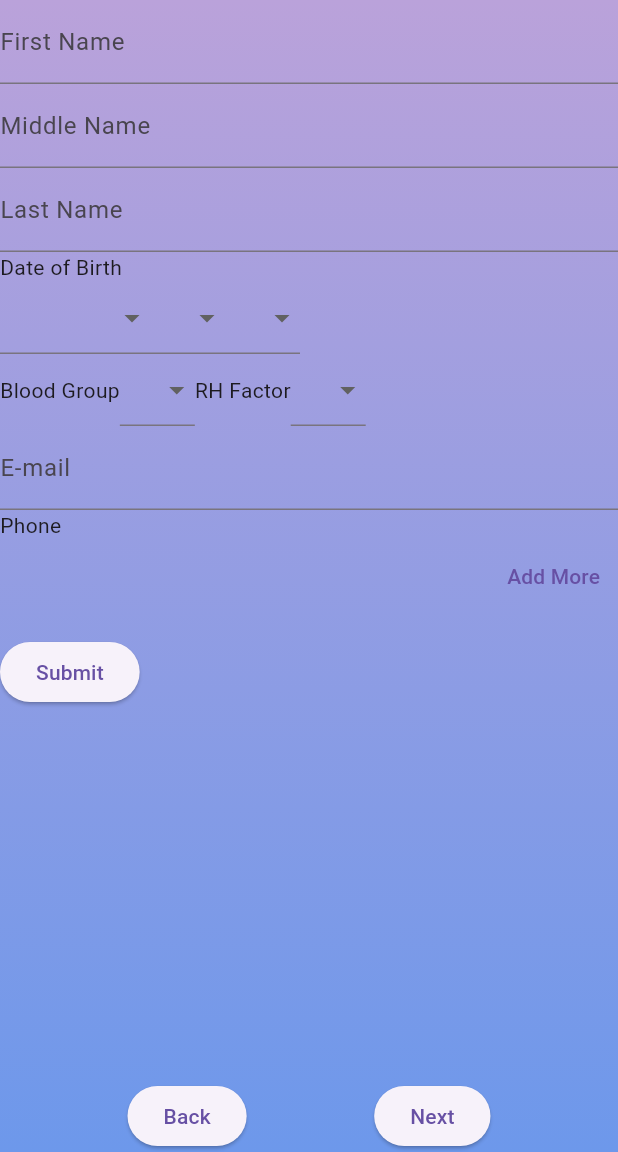
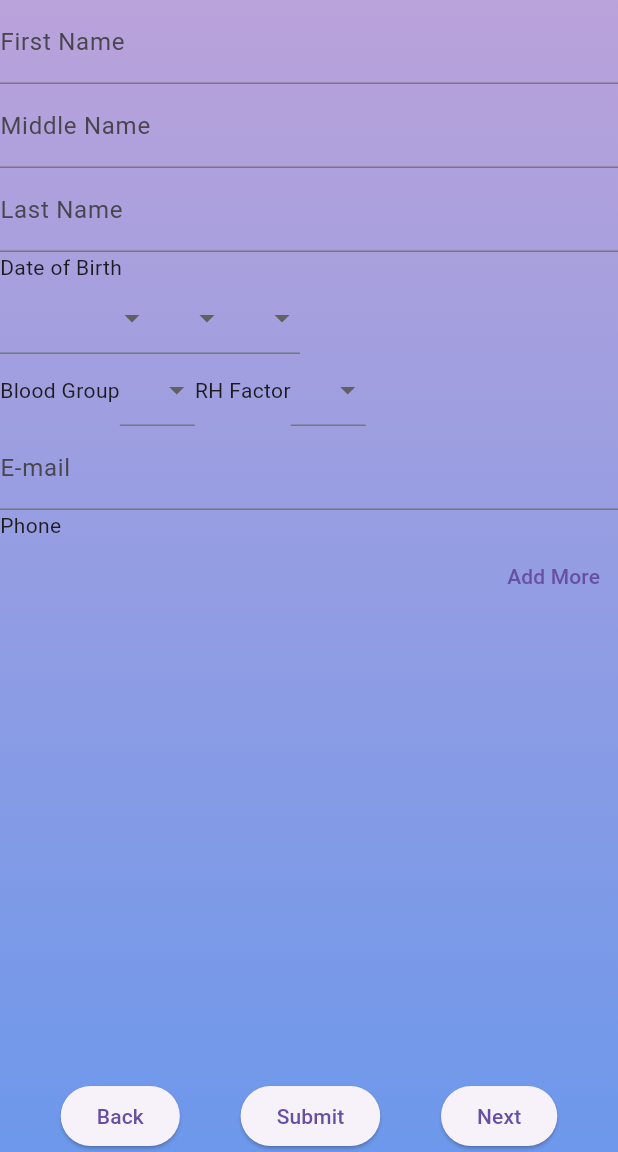
Before and after one commit to jorkd21/MediPal, a Flutter app: the PatientForm screen opened by its route, on a phone screen of 412 x 824 dp, the part 84-1236 px from its top. Run offline on Flutter 3.47's test engine with Material 3 defaults, Android fonts, the phone set to English and light mode, and no system bars; our stand-ins replace cloud_firestore, firebase_analytics, firebase_auth, firebase_core, firebase_database; missing offline and left inert: firebase_ui_auth, firebase_ui_oauth_google; accounts and stored records are empty; generated files the repository leaves out were written again.

Commit message:
Initial implementation of submit from PatientForm, mostly working, _healthConditionsFormKey unknown bugs

```diff
--- a/lib/form_patient.dart
+++ b/lib/form_patient.dart
@@ -1,20 +1,40 @@
+import 'package:firebase_database/firebase_database.dart';
 import 'package:flutter/material.dart';
 import 'package:medipal/forms/general_info.dart';
 import 'package:medipal/forms/health_conditions.dart';
+import 'package:medipal/objects/patient.dart';
 
 class PatientForm extends StatefulWidget {
+  const PatientForm({super.key});
+
   @override
   _PatientFormState createState() => _PatientFormState();
 }
 
 class _PatientFormState extends State<PatientForm> {
   int _pageIndex = 0;
-  PageController _pageController = PageController();
-  List<Widget> _pages = [
-    GeneralInfoForm(),
-    HealthConditionsForm(),
-    NextForm(),
-  ];
+  final PageController _pageController = PageController();
+  late List<Widget> _pages;
+  late String _patientKey;
+  late Patient _patient;
+  // database connection
+  DatabaseReference ref = FirebaseDatabase.instance.ref('patient');
+  // Create separate global keys for each form
+  final GlobalKey<FormState> _generalInfoFormKey = GlobalKey<FormState>();
+  final GlobalKey<FormState> _healthConditionsFormKey = GlobalKey<FormState>();
+
+  @override
+  void initState() {
+    super.initState();
+    _patientKey = UniqueKey().toString(); // Generate unique patient key
+    _patient = Patient(); // Create patient object
+    _pages = [
+      GeneralInfoForm(patient: _patient, formKey: _generalInfoFormKey),
+      HealthConditionsForm(
+          patient: _patient, formKey: _healthConditionsFormKey),
+      NextForm(),
+    ];
+  }
 
   void _nextPage() {
     setState(() {
@@ -22,7 +42,7 @@ class _PatientFormState extends State<PatientForm> {
         _pageIndex++;
         _pageController.animateToPage(
           _pageIndex,
-          duration: Duration(milliseconds: 300),
+          duration: const Duration(milliseconds: 300),
           curve: Curves.easeInOut,
         );
       }
@@ -35,21 +55,36 @@ class _PatientFormState extends State<PatientForm> {
         _pageIndex--;
         _pageController.animateToPage(
           _pageIndex,
-          duration: Duration(milliseconds: 300),
+          duration: const Duration(milliseconds: 300),
           curve: Curves.easeInOut,
         );
       }
     });
   }
 
+  void _submitForm() {
+    // Validate returns true if the form is valid, or false otherwise.
+    if (_generalInfoFormKey.currentState!.validate() /* &&  _healthConditionsFormKey.currentState!.validate() */ ) {
+      // If the form is valid, display a snackbar. In the real world,
+      // you'd often call a server or save the information in a database.
+      //DatabaseReference newPatientRef = ref.child(_patientKey);
+      DatabaseReference newPatientRef = ref.push();
+      newPatientRef.set(_patient.toJson());
+
+      ScaffoldMessenger.of(context).showSnackBar(
+        const SnackBar(content: Text('Processing Data')),
+      );
+    }
+  }
+
   @override
   Widget build(BuildContext context) {
     return Scaffold(
       appBar: AppBar(
-        title: Text('Patient Form'),
+        title: const Text('Patient Form'),
       ),
       body: Container(
-        decoration: BoxDecoration(
+        decoration: const BoxDecoration(
           gradient: LinearGradient(
             begin: Alignment.bottomCenter,
             end: Alignment.topCenter,
@@ -77,11 +112,15 @@ class _PatientFormState extends State<PatientForm> {
               children: <Widget>[
                 ElevatedButton(
                   onPressed: _previousPage,
-                  child: Text('Back'),
+                  child: const Text('Back'),
+                ),
+                ElevatedButton(
+                  onPressed: _submitForm,
+                  child: const Text('Submit'),
                 ),
                 ElevatedButton(
                   onPressed: _nextPage,
-                  child: Text('Next'),
+                  child: const Text('Next'),
                 ),
               ],
             ),
@@ -93,9 +132,11 @@ class _PatientFormState extends State<PatientForm> {
 }
 
 class NextForm extends StatelessWidget {
+  const NextForm({super.key});
+
   @override
   Widget build(BuildContext context) {
-    return Center(
+    return const Center(
       child: Text('Next Form'),
     );
   }
--- a/lib/forms/general_info.dart
+++ b/lib/forms/general_info.dart
@@ -1,11 +1,12 @@
-import 'package:firebase_database/firebase_database.dart';
 import 'package:flutter/material.dart';
 import 'package:medipal/forms/input_template.dart';
 import 'package:medipal/objects/patient.dart';
 
 // Create a Form widget.
 class GeneralInfoForm extends StatefulWidget {
-  const GeneralInfoForm({super.key});
+  final Patient patient;
+  final GlobalKey<FormState> formKey;
+  const GeneralInfoForm({super.key, required this.patient, required this.formKey });
 
   @override
   GeneralInfoFormState createState() {
@@ -21,10 +22,10 @@ class GeneralInfoFormState extends State<GeneralInfoForm> {
   //
   // Note: This is a GlobalKey<FormState>,
   // not a GlobalKey<MyCustomFormState>.
-  final _formKey = GlobalKey<FormState>();
+  //final _formKey = GlobalKey<FormState>();
 
   // Patient instance to hold form data
-  Patient _patient = Patient();
+  //Patient _patient = Patient();
 
   // Define lists for dropdown options
   List<int> years =
@@ -36,24 +37,24 @@ class GeneralInfoFormState extends State<GeneralInfoForm> {
   List<String> phoneTypes = ['home', 'work', 'mobile'];
 
   // database connection
-  DatabaseReference ref = FirebaseDatabase.instance.ref('test/patient/geninfo');
+  //DatabaseReference ref = FirebaseDatabase.instance.ref('test/patient/geninfo');
 
   @override
   Widget build(BuildContext context) {
-    // Build a Form widget using the _formKey created above.
+    // Build a Form widget using the widget.formKey created above.
     return ListView(
       children: [
         Form(
-          key: _formKey,
+          key: widget.formKey,
           child: Column(
             crossAxisAlignment: CrossAxisAlignment.start,
             children: [
               buildTextFormField(
                 labelText: 'First Name',
-                value: _patient.firstName,
+                value: widget.patient.firstName,
                 onChanged: (value) {
                   setState(() {
-                    _patient.firstName = value;
+                    widget.patient.firstName = value;
                   });
                 },
                 validator: (value) {
@@ -65,10 +66,10 @@ class GeneralInfoFormState extends State<GeneralInfoForm> {
               ),
               buildTextFormField(
                 labelText: 'Middle Name',
-                value: _patient.middleName,
+                value: widget.patient.middleName,
                 onChanged: (value) {
                   setState(() {
-                    _patient.middleName = value;
+                    widget.patient.middleName = value;
                   });
                 },
                 validator: (value) {
@@ -80,10 +81,10 @@ class GeneralInfoFormState extends State<GeneralInfoForm> {
               ),
               buildTextFormField(
                 labelText: 'Last Name',
-                value: _patient.lastName,
+                value: widget.patient.lastName,
                 onChanged: (value) {
                   setState(() {
-                    _patient.lastName = value;
+                    widget.patient.lastName = value;
                   });
                 },
                 validator: (value) {
@@ -93,18 +94,18 @@ class GeneralInfoFormState extends State<GeneralInfoForm> {
                   return null;
                 },
               ),
-              Text('Date of Birth'),
+              const Text('Date of Birth'),
               Row(
                 children: [
                   // Dropdown for Year
-                  Container(
+                  SizedBox(
                     width: 100,
                     child: buildDropdownFormField<int>(
-                      value: _patient.dob?.year,
+                      value: widget.patient.dob?.year,
                       onChanged: (int? value) {
                         setState(() {
-                          _patient.dob = DateTime(value ?? 0,
-                              _patient.dob?.month ?? 1, _patient.dob?.day ?? 1);
+                          widget.patient.dob = DateTime(value ?? 0,
+                              widget.patient.dob?.month ?? 1, widget.patient.dob?.day ?? 1);
                         });
                       },
                       items: years,
@@ -117,16 +118,16 @@ class GeneralInfoFormState extends State<GeneralInfoForm> {
                     ),
                   ),
                   // Dropdown for Month
-                  Container(
+                  SizedBox(
                     width: 50,
                     child: buildDropdownFormField<int>(
-                      value: _patient.dob?.month,
+                      value: widget.patient.dob?.month,
                       onChanged: (int? value) {
                         setState(() {
-                          _patient.dob = DateTime(
-                              _patient.dob?.year ?? DateTime.now().year,
+                          widget.patient.dob = DateTime(
+                              widget.patient.dob?.year ?? DateTime.now().year,
                               value ?? 1,
-                              _patient.dob?.day ?? 1);
+                              widget.patient.dob?.day ?? 1);
                         });
                       },
                       items: months,
@@ -139,15 +140,15 @@ class GeneralInfoFormState extends State<GeneralInfoForm> {
                     ),
                   ),
                   // Dropdown for Day
-                  Container(
+                  SizedBox(
                     width: 50,
                     child: buildDropdownFormField<int>(
-                      value: _patient.dob?.day,
+                      value: widget.patient.dob?.day,
                       onChanged: (int? value) {
                         setState(() {
-                          _patient.dob = DateTime(
-                              _patient.dob?.year ?? DateTime.now().year,
-                              _patient.dob?.month ?? 1,
+                          widget.patient.dob = DateTime(
+                              widget.patient.dob?.year ?? DateTime.now().year,
+                              widget.patient.dob?.month ?? 1,
                               value ?? 1);
                         });
                       },
@@ -164,14 +165,14 @@ class GeneralInfoFormState extends State<GeneralInfoForm> {
               ),
               Row(
                 children: [
-                  Text('Blood Group'),
-                  Container(
+                  const Text('Blood Group'),
+                  SizedBox(
                     width: 50,
                     child: buildDropdownFormField<String>(
-                      value: _patient.bloodGroup,
+                      value: widget.patient.bloodGroup,
                       onChanged: (String? value) {
                         setState(() {
-                          _patient.bloodGroup = value;
+                          widget.patient.bloodGroup = value;
                         });
                       },
                       validator: (value) {
@@ -183,14 +184,14 @@ class GeneralInfoFormState extends State<GeneralInfoForm> {
                       items: bloodGroups,
                     ),
                   ),
-                  Text('RH Factor'),
-                  Container(
+                  const Text('RH Factor'),
+                  SizedBox(
                     width: 50,
                     child: buildDropdownFormField<String>(
-                      value: _patient.rhFactor,
+                      value: widget.patient.rhFactor,
                       onChanged: (String? value) {
                         setState(() {
-                          _patient.rhFactor = value;
+                          widget.patient.rhFactor = value;
                         });
                       },
                       validator: (value) {
@@ -206,10 +207,10 @@ class GeneralInfoFormState extends State<GeneralInfoForm> {
               ),
               buildTextFormField(
                 labelText: 'E-mail',
-                value: _patient.email,
+                value: widget.patient.email,
                 onChanged: (value) {
                   setState(() {
-                    _patient.email = value;
+                    widget.patient.email = value;
                   });
                 },
                 validator: (value) {
@@ -219,11 +220,11 @@ class GeneralInfoFormState extends State<GeneralInfoForm> {
                   return null;
                 },
               ),
-              Text('Phone'),
+              const Text('Phone'),
               Column(
                 children: [
-                  ...List.generate(_patient.phone?.length ?? 0, (index) {
-                    PhoneData contact = _patient.phone![index];
+                  ...List.generate(widget.patient.phone?.length ?? 0, (index) {
+                    PhoneData contact = widget.patient.phone![index];
                     return Row(
                       children: [
                         Container(
@@ -244,7 +245,7 @@ class GeneralInfoFormState extends State<GeneralInfoForm> {
                             },
                           ),
                         ),
-                        SizedBox(width: 10),
+                        const SizedBox(width: 10),
                         Expanded(
                           child: buildTextFormField(
                             labelText: 'Phone Number',
@@ -265,35 +266,15 @@ class GeneralInfoFormState extends State<GeneralInfoForm> {
                       ],
                     );
                   }),
-
                   ///Add more button
                   Align(
                       alignment: Alignment.topRight,
                       child: TextButton(
                           onPressed: () {
-                            addField(_patient.phone, PhoneData());
+                            addField(widget.patient.phone, PhoneData());
                           },
                           child: const Text("Add More"))),
                 ],
-              ),
-              Padding(
-                padding: const EdgeInsets.symmetric(vertical: 16),
-                child: ElevatedButton(
-                  onPressed: () {
-                    // Validate returns true if the form is valid, or false otherwise.
-                    if (_formKey.currentState!.validate()) {
-                      // If the form is valid, display a snackbar. In the real world,
-                      // you'd often call a server or save the information in a database.
-                      DatabaseReference newPatientRef = ref.push();
-                      newPatientRef.set(_patient.toJson());
-
-                      ScaffoldMessenger.of(context).showSnackBar(
-                        const SnackBar(content: Text('Processing Data')),
-                      );
-                    }
-                  },
-                  child: const Text('Submit'),
-                ),
               ),
             ],
           ),
@@ -303,16 +284,13 @@ class GeneralInfoFormState extends State<GeneralInfoForm> {
   }
 
   addField(List<dynamic>? list, dynamic value) {
-    if (list == null) {
-      list = [];
-    }
     list!.add(value);
     setState(() {});
   }
 
   removeField(int index) {
-    if (_patient.phone != null && index < _patient.phone!.length) {
-      _patient.phone!.removeAt(index);
+    if (widget.patient.phone != null && index < widget.patient.phone!.length) {
+      widget.patient.phone!.removeAt(index);
       setState(() {});
     }
   }
--- a/lib/objects/patient.dart
+++ b/lib/objects/patient.dart
@@ -32,6 +32,9 @@ class Patient {
       'rhFactor': rhFactor,
       'email': email,
       'phone': phone?.map((e) => e.toJson()).toList(),
+      'illnessCurr': currIllness ?? [],
+      'illnessPrev': prevIllness ?? [],
+      'allergies': allergies ?? [],
     };
   }
 }
```
Also changed, not shown: lib/forms/health_conditions.dart (+25 -84 lines).
